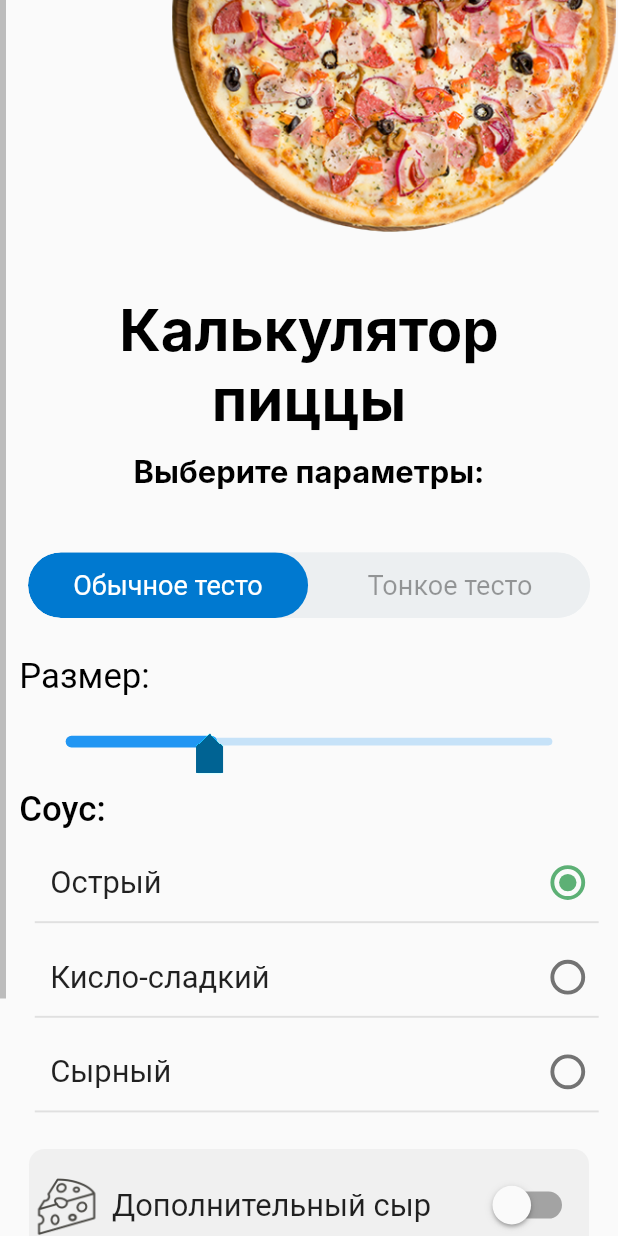
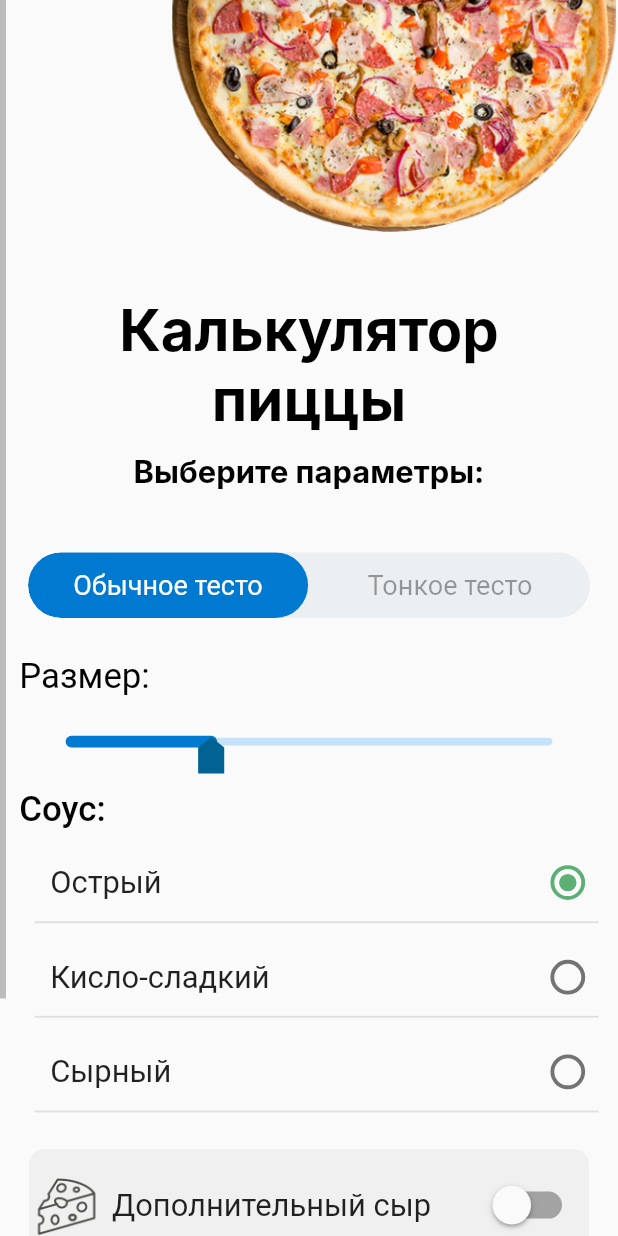
Before and after one commit to Alexqwesa/test_task_pizza_shop_project, a Flutter app: the screen it shows after launch, after a tap on "Войти", on a phone screen of 412 x 824 dp. Run offline on Flutter 3.47's test engine with Material 2 defaults, Android fonts, the phone set to English and light mode, and no system bars; drawn by our look-alikes of toggle_switch; our stand-ins replace google_fonts; Roboto replaces fonts that are missing (Inter).

Commit message:
use canvas to draw slider instead of image

```diff
--- a/lib/main.dart
+++ b/lib/main.dart
@@ -1,9 +1,7 @@
 import 'dart:ui';
 
 import 'package:flutter/material.dart';
-import 'package:flutter/services.dart' show rootBundle;
 import 'package:flutter/widgets.dart';
-import 'package:image/image.dart' as img;
 import 'package:test_task_pizza_shop_project/bug_screen.dart';
 import 'package:test_task_pizza_shop_project/login_screen.dart';
 import 'package:test_task_pizza_shop_project/main_screen.dart';
@@ -11,12 +9,6 @@ import 'package:test_task_pizza_shop_project/register_screen.dart';
 import 'package:test_task_pizza_shop_project/slider.dart';
 
 Future<void> main() async {
-  WidgetsFlutterBinding.ensureInitialized();
-
-  // todo: move to initState of widget
-  final bytes = await rootBundle.load('assets/slider.png');
-  final image = img.decodeImage(bytes.buffer.asUint8List())!;
-  RectSliderComponentShape.sliderImage = await imgImageToUiImage(image);
   runApp(const MyApp());
 }
 
--- a/lib/main_screen.dart
+++ b/lib/main_screen.dart
@@ -128,6 +128,7 @@ class _MainScreenState extends State<MainScreen> {
                                 min: 1,
                                 max: 2,
                                 divisions: 10,
+                                activeColor: Color(0xFF0079D0),
                                 onChanged: (val) {
                                   setState(() {
                                     pizzaSize = val;
--- a/lib/slider.dart
+++ b/lib/slider.dart
@@ -1,10 +1,16 @@
 import 'dart:ui' as ui;
 
 import 'package:flutter/material.dart';
-import 'package:image/image.dart' as img;
 
 class RectSliderComponentShape extends SliderComponentShape {
-  static late ui.Image sliderImage;
+  ui.Paint paint_ = Paint();
+
+  RectSliderComponentShape() {
+    paint_
+      ..strokeWidth = 50
+      ..color = Color(0xFF006393)
+      ..style = PaintingStyle.fill;
+  }
 
   @override
   Size getPreferredSize(bool isEnabled, bool isDiscrete) {
@@ -26,29 +32,15 @@ class RectSliderComponentShape extends SliderComponentShape {
     required double textScaleFactor,
     required Size sizeWithOverflow,
   }) {
-    // sliderImage
-    context.canvas.scale(0.5, 0.5);
-    context.canvas
-        .drawImage(sliderImage, Offset(30 + value * 510, 40), Paint());
+    final t = 2.7;
+    final path = Path();
+    path.moveTo(17 + value * 252, 10 * t);
+    path
+      ..relativeLineTo(0, 5 * t)
+      ..relativeLineTo(5 * t, 0)
+      ..relativeLineTo(0, -5 * t)
+      ..relativeLineTo(-2.5 * t, -2 * t)
+      ..close();
+    context.canvas.drawPath(path, paint_);
   }
 }
-
-Future<ui.Image> imgImageToUiImage(img.Image image) async {
-  final ui.ImmutableBuffer buffer = await ui.ImmutableBuffer.fromUint8List(
-    image.getBytes(format: img.Format.rgba),
-  );
-  final ui.ImageDescriptor id = ui.ImageDescriptor.raw(
-    buffer,
-    height: image.height,
-    width: image.width,
-    pixelFormat: ui.PixelFormat.rgba8888,
-  );
-  final ui.Codec codec = await id.instantiateCodec(
-    targetHeight: image.height,
-    targetWidth: image.width,
-  );
-  final ui.FrameInfo fi = await codec.getNextFrame();
-  final ui.Image uiImage = fi.image;
-
-  return uiImage;
-}
--- a/pubspec.yaml
+++ b/pubspec.yaml
@@ -29,7 +29,7 @@ environment:
 dependencies:
   flutter:
     sdk: flutter
-  image: any
+#  image: any
   google_fonts: any
   surf_lint_rules: any
   toggle_switch: any
```
Also changed, not shown: assets/slider.png (deleted), pubspec.lock.
